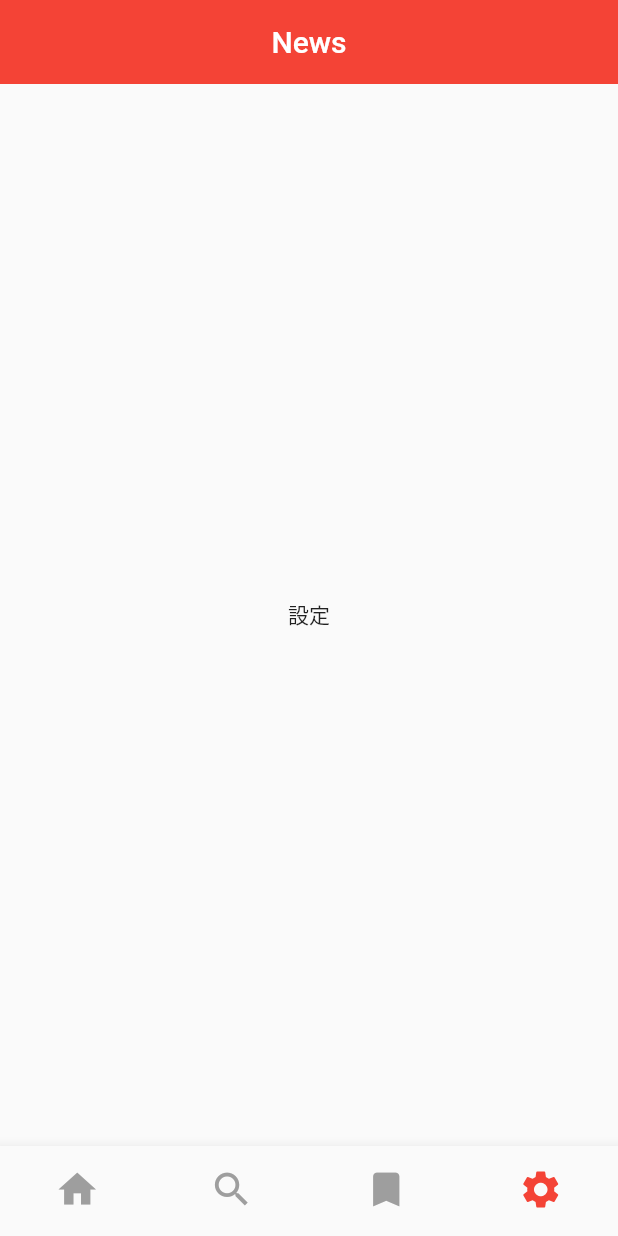
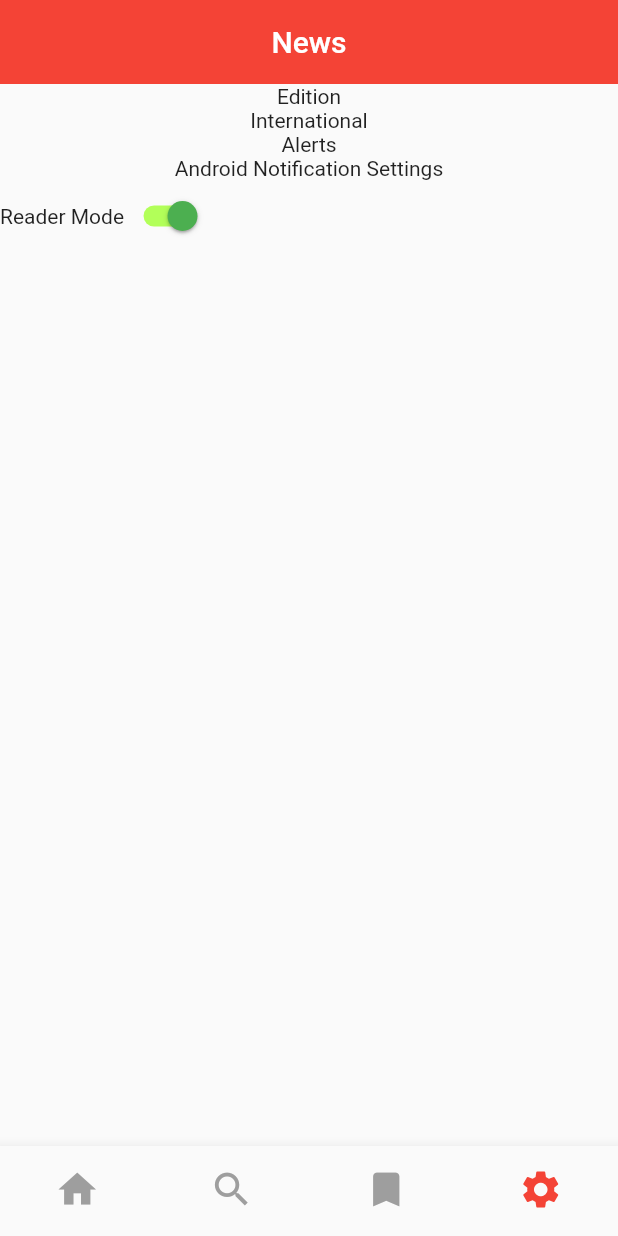
Before and after one commit to fightwen/FlutterNewsApp, a Flutter app: the screen it shows after launch, item 4 of the bottom bar chosen, on a phone screen of 412 x 824 dp. Run offline on Flutter 3.47's test engine with Material 2 defaults, Android fonts, the phone set to English and light mode, and no system bars; network calls fail.

Commit message:
add widget on Setting page

```diff
--- a/lib/main.dart
+++ b/lib/main.dart
@@ -4,7 +4,7 @@ import 'dart:developer' as developer;
 import 'bookmark/bookmark_page.dart';
 import 'home_page.dart';
 import 'search_page.dart';
-import 'settings_page.dart';
+import 'setiing/settings_page.dart';
 
 void main() => runApp(MyApp());
 
--- /dev/null
+++ b/lib/setiing/settings_page.dart
@@ -0,0 +1,47 @@
+import 'package:flutter/material.dart';
+
+
+class SettingsPage extends StatefulWidget{
+  @override
+  State<StatefulWidget> createState() {
+    return _SettingsPageState();
+  }
+
+}
+
+class _SettingsPageState extends State<SettingsPage> {
+  @override
+  Widget build(BuildContext context) {
+    return Column(children: <Widget>[
+      Text("Edition"),
+      Text("International"),
+      Text("Alerts"),
+      Text("Android Notification Settings"),
+      Row(
+        children: <Widget>[
+          Column(children: <Widget>[
+            Text("Reader Mode"),
+          ],),
+
+          _buildSwitchBar()],),
+    ],);
+  }
+
+  //this goes in our State class as a global variable
+  bool isSwitched = true;
+
+  Widget _buildSwitchBar(){
+    //this goes in as one of the children in our column
+    return Switch(
+      value: isSwitched,
+      onChanged: (value) {
+        setState(() {
+          isSwitched = value;
+        });
+      },
+      activeTrackColor: Colors.lightGreenAccent,
+      activeColor: Colors.green,
+    );
+  }
+
+}
--- a/lib/settings_page.dart
+++ /dev/null
@@ -1,20 +0,0 @@
-import 'package:flutter/material.dart';
-
-
-class SettingsPage extends StatefulWidget{
-  @override
-  State<StatefulWidget> createState() {
-    return _SettingsPageState();
-  }
-
-}
-
-class _SettingsPageState extends State<SettingsPage> {
-  @override
-  Widget build(BuildContext context) {
-    return Center(
-      child: Text("設定"),
-    );
-  }
-
-}
```
Also changed, not shown: lib/bookmark/bookmark_card_item.dart (+43 -18 lines).
